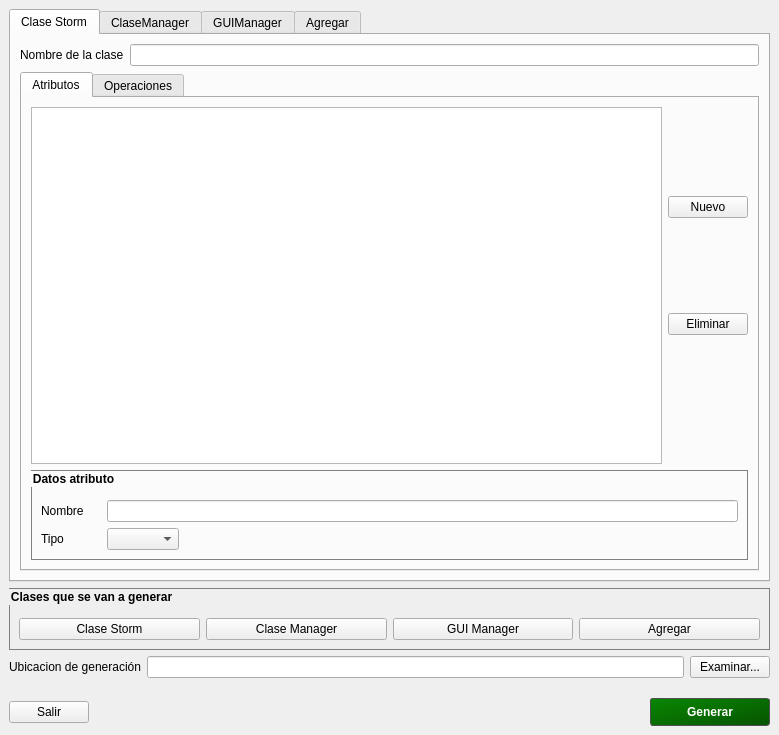
Old version of the form gui/crear_paquete_plasta/crear_paquete_plasta.ui in the repository jonathanferreyra/Plasta-GUI-Maker.
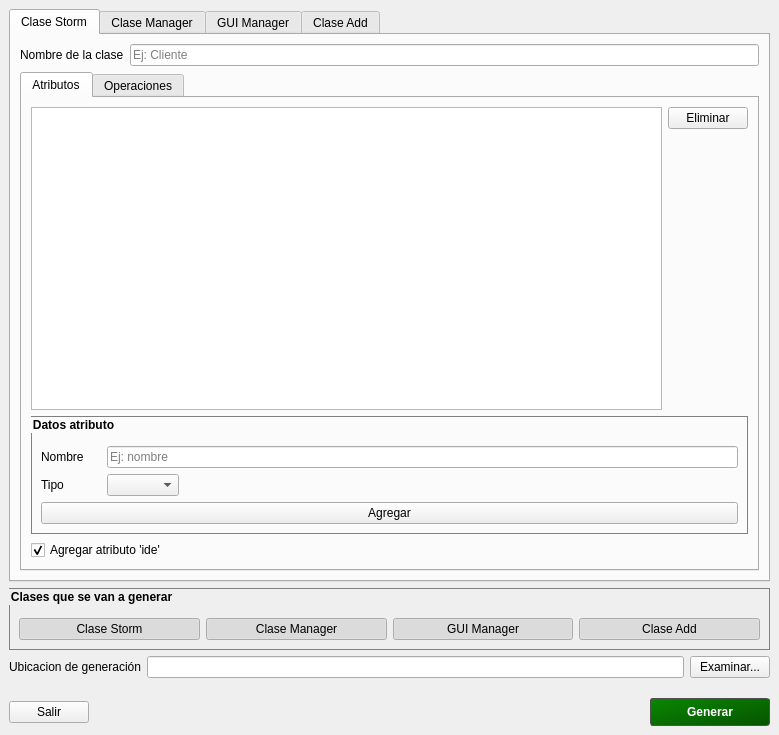
New version of the form.

Commit message: working in crear_paquete_plasta

The edit to the form file:
```diff
--- a/gui/crear_paquete_plasta/crear_paquete_plasta.ui
+++ b/gui/crear_paquete_plasta/crear_paquete_plasta.ui
@@ -59,12 +59,22 @@
            </widget>
           </item>
           <item>
-           <widget class="QLineEdit" name="leNombreClaseCS"/>
+           <widget class="QLineEdit" name="leNombreClaseCS">
+            <property name="text">
+             <string/>
+            </property>
+            <property name="placeholderText">
+             <string>Ej: Cliente</string>
+            </property>
+           </widget>
           </item>
          </layout>
         </item>
         <item>
          <widget class="QTabWidget" name="tabWidget_2">
+          <property name="enabled">
+           <bool>true</bool>
+          </property>
           <property name="sizePolicy">
            <sizepolicy hsizetype="Expanding" vsizetype="Fixed">
             <horstretch>0</horstretch>
@@ -93,13 +103,6 @@
               </item>
               <item>
                <layout class="QVBoxLayout" name="verticalLayout_2">
-                <item>
-                 <widget class="QPushButton" name="btNuevoAtributoCS">
-                  <property name="text">
-                   <string>Nuevo</string>
-                  </property>
-                 </widget>
-                </item>
                 <item>
                  <widget class="QPushButton" name="btEliminarAtributoCS">
                   <property name="text">
@@ -113,7 +116,7 @@
                    <enum>Qt::Vertical</enum>
                   </property>
                   <property name="sizeType">
-                   <enum>QSizePolicy::Preferred</enum>
+                   <enum>QSizePolicy::Expanding</enum>
                   </property>
                   <property name="sizeHint" stdset="0">
                    <size>
@@ -162,7 +165,11 @@
                   </widget>
                  </item>
                  <item>
-                  <widget class="QLineEdit" name="leNombreAtributoCS"/>
+                  <widget class="QLineEdit" name="leNombreAtributoCS">
+                   <property name="placeholderText">
+                    <string>Ej: nombre</string>
+                   </property>
+                  </widget>
                  </item>
                 </layout>
                </item>
@@ -205,9 +212,26 @@
                  </item>
                 </layout>
                </item>
+               <item>
+                <widget class="QPushButton" name="btAgregarAtributoCS">
+                 <property name="text">
+                  <string>Agregar</string>
+                 </property>
+                </widget>
+               </item>
               </layout>
              </widget>
             </item>
+            <item>
+             <widget class="QCheckBox" name="chkAddIdeAttr">
+              <property name="text">
+               <string>Agregar atributo 'ide'</string>
+              </property>
+              <property name="checked">
+               <bool>true</bool>
+              </property>
+             </widget>
+            </item>
            </layout>
           </widget>
           <widget class="QWidget" name="tab_6">
@@ -507,7 +531,7 @@
       </widget>
       <widget class="QWidget" name="tab_3">
        <attribute name="title">
-        <string>ClaseManager</string>
+        <string>Clase Manager</string>
        </attribute>
        <layout class="QVBoxLayout" name="verticalLayout_11">
         <item>
@@ -861,7 +885,7 @@
       </widget>
       <widget class="QWidget" name="tab_4">
        <attribute name="title">
-        <string>GUIManager</string>
+        <string>GUI Manager</string>
        </attribute>
        <layout class="QVBoxLayout" name="verticalLayout_25">
         <item>
@@ -1121,7 +1145,7 @@
       </widget>
       <widget class="QWidget" name="tab_2">
        <attribute name="title">
-        <string>Agregar</string>
+        <string>Clase Add</string>
        </attribute>
        <layout class="QVBoxLayout" name="verticalLayout_31">
         <item>
@@ -1308,6 +1332,9 @@
            <property name="checkable">
             <bool>true</bool>
            </property>
+           <property name="checked">
+            <bool>true</bool>
+           </property>
           </widget>
          </item>
          <item>
@@ -1324,6 +1351,9 @@
            <property name="checkable">
             <bool>true</bool>
            </property>
+           <property name="checked">
+            <bool>true</bool>
+           </property>
           </widget>
          </item>
          <item>
@@ -1340,6 +1370,9 @@
            <property name="checkable">
             <bool>true</bool>
            </property>
+           <property name="checked">
+            <bool>true</bool>
+           </property>
           </widget>
          </item>
          <item>
@@ -1351,11 +1384,14 @@
             </sizepolicy>
            </property>
            <property name="text">
-            <string>Agregar</string>
+            <string>Clase Add</string>
            </property>
            <property name="checkable">
             <bool>true</bool>
            </property>
+           <property name="checked">
+            <bool>true</bool>
+           </property>
           </widget>
          </item>
         </layout>
```
Left out of the diff: 60 changed lines with no effect on the pictures. The commit also changes 6 other files.
